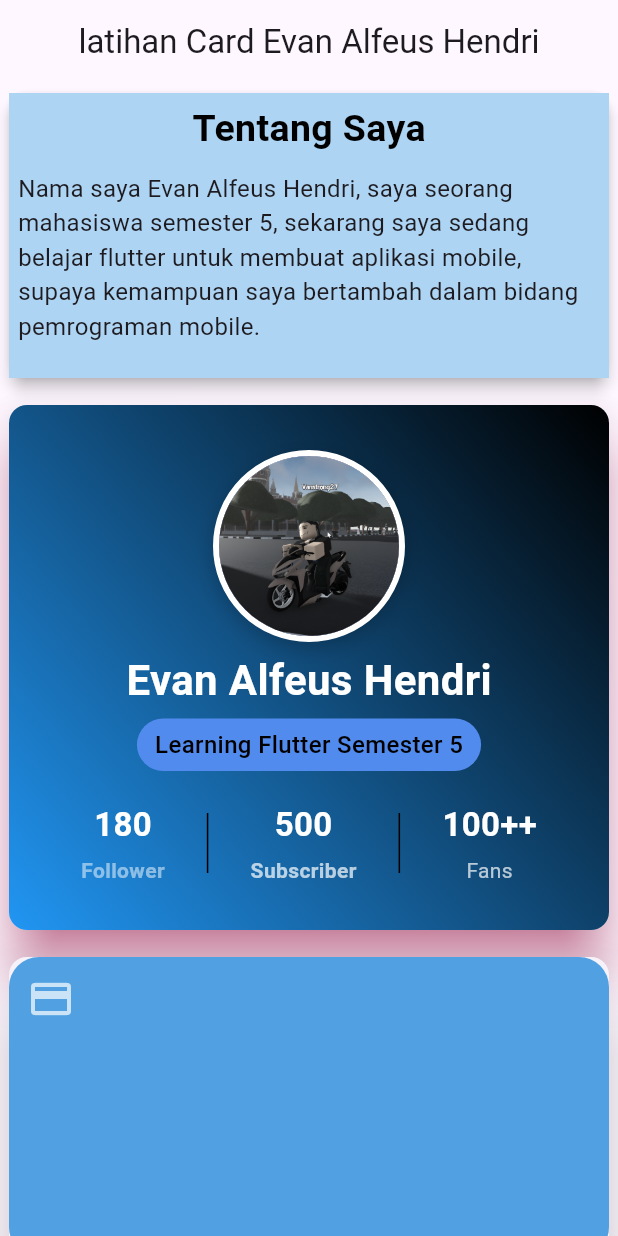
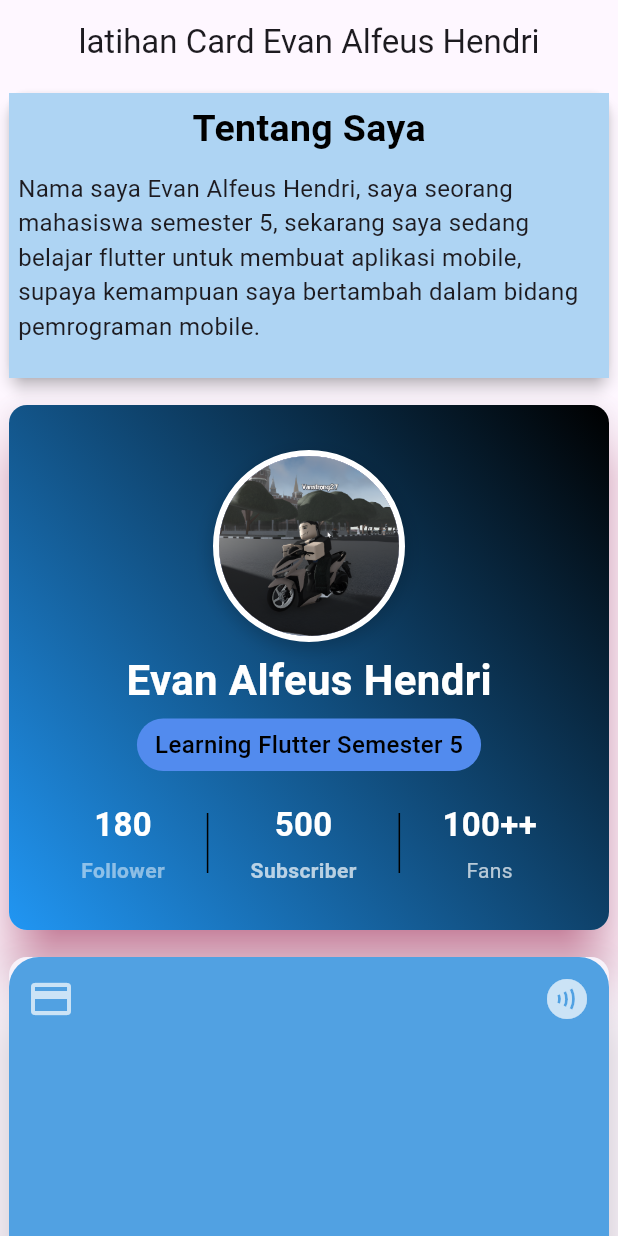
Before and after one commit to vanstrong4/latihan_week_8, a Flutter app: the screen it shows after launch, on a phone screen of 412 x 824 dp. Run offline on Flutter 3.47's test engine with Material 3 defaults, Android fonts, the phone set to English and light mode, and no system bars.

Commit message:
menambahkan logo contactless dan merubah height dan width

```diff
--- a/lib/pages/latihan_card_s2.dart
+++ b/lib/pages/latihan_card_s2.dart
@@ -210,8 +210,8 @@ class MyVan extends StatelessWidget {
                       child: Column(
                         children: [
                           Container(
-                            height:200,
-                            width: 500,
+                            height:230,
+                            width: 450,
                             decoration: BoxDecoration(
                               color: const Color.fromARGB(255, 81, 161, 226),
                               borderRadius: BorderRadius.circular(20),
@@ -227,6 +227,7 @@ class MyVan extends StatelessWidget {
                                     mainAxisAlignment: MainAxisAlignment.spaceBetween,
                                     children: [
                                       Icon(Icons.credit_card, color: Colors.white70, size: 32),
+                                      Icon(Icons.contactless, color: Colors.white70, size: 32),
                                     ]
                                   )
                                 )
```
